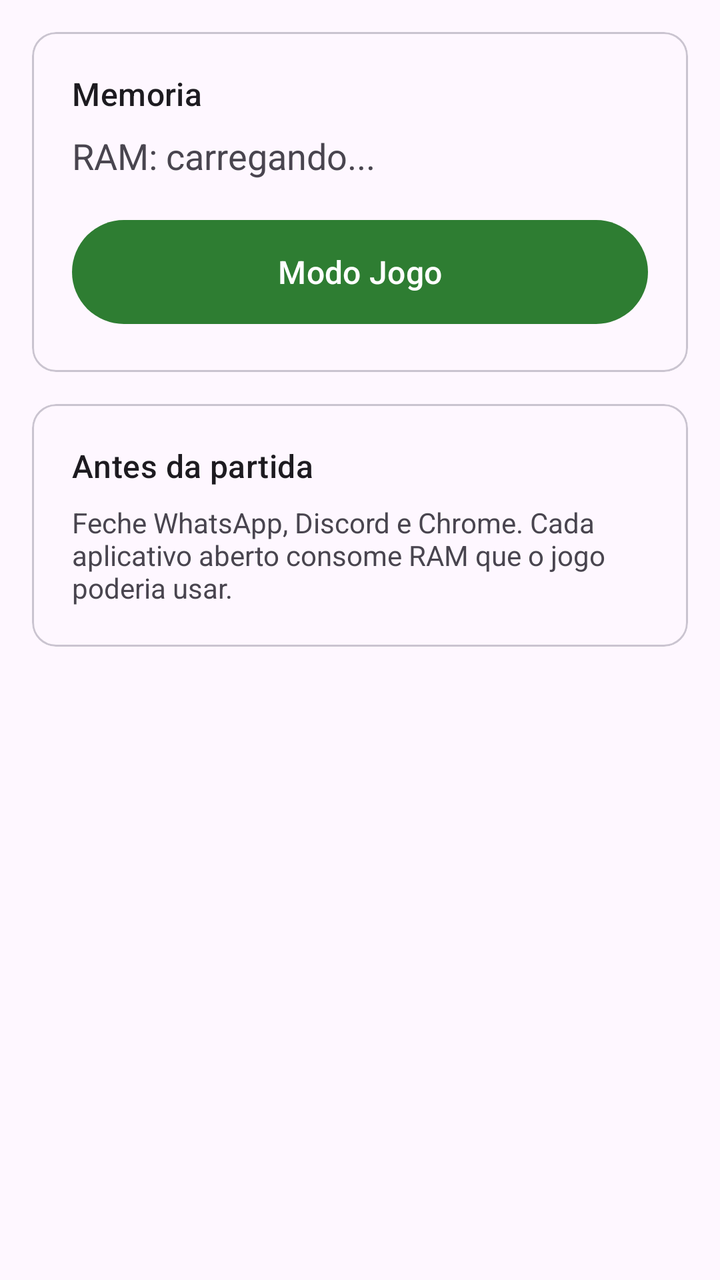
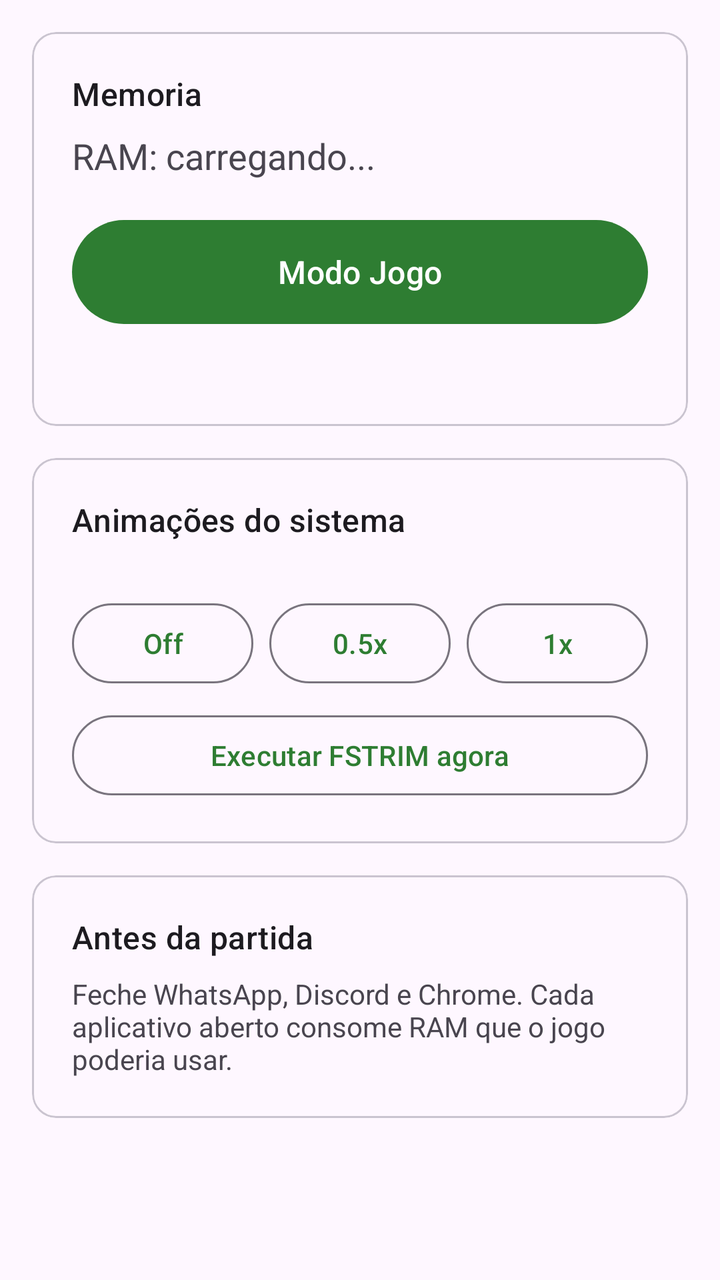

The first picture is an Android layout as it rendered before a commit; the second is the same layout after the commit. The layout source and the unified diff follow.
<!-- AndroidManifest.xml: application theme Theme.ETToolbox -->
<!-- res/layout/fragment_boost.xml -->
<?xml version="1.0" encoding="utf-8"?>
<ScrollView xmlns:android="http://schemas.android.com/apk/res/android"
    android:layout_width="match_parent"
    android:layout_height="match_parent">

    <LinearLayout
        android:layout_width="match_parent"
        android:layout_height="wrap_content"
        android:orientation="vertical"
        android:padding="16dp">

        <com.google.android.material.card.MaterialCardView
            android:layout_width="match_parent"
            android:layout_height="wrap_content">

            <LinearLayout
                android:layout_width="match_parent"
                android:layout_height="wrap_content"
                android:orientation="vertical"
                android:padding="20dp">

                <TextView
                    android:layout_width="match_parent"
                    android:layout_height="wrap_content"
                    android:text="Memoria"
                    android:textAppearance="?attr/textAppearanceTitleMedium" />

                <TextView
                    android:id="@+id/ram_info"
                    android:layout_width="match_parent"
                    android:layout_height="wrap_content"
                    android:layout_marginTop="8dp"
                    android:textSize="18sp"
                    android:text="RAM: carregando..." />

                <Button
                    android:id="@+id/btn_game_mode"
                    android:layout_width="match_parent"
                    android:layout_height="60dp"
                    android:layout_marginTop="16dp"
                    android:text="@string/boost_go"
                    android:textSize="16sp" />
            </LinearLayout>
        </com.google.android.material.card.MaterialCardView>

        <com.google.android.material.card.MaterialCardView
            android:layout_width="match_parent"
            android:layout_height="wrap_content"
            android:layout_marginTop="16dp">

            <LinearLayout
                android:layout_width="match_parent"
                android:layout_height="wrap_content"
                android:orientation="vertical"
                android:padding="20dp">

                <TextView
                    android:layout_width="match_parent"
                    android:layout_height="wrap_content"
                    android:text="@string/boost_tip_title"
                    android:textAppearance="?attr/textAppearanceTitleMedium" />

                <TextView
                    android:layout_width="match_parent"
                    android:layout_height="wrap_content"
                    android:layout_marginTop="8dp"
                    android:text="@string/boost_tip_body" />
            </LinearLayout>
        </com.google.android.material.card.MaterialCardView>
    </LinearLayout>
</ScrollView>
<!-- resources referenced by this layout -->
<resources>
  <string name="boost_go">Modo Jogo</string>
  <string name="boost_tip_body">Feche WhatsApp, Discord e Chrome. Cada aplicativo aberto consome RAM que o jogo poderia usar.</string>
  <string name="boost_tip_title">Antes da partida</string>
  <style name="Theme.ETToolbox" parent="Theme.Material3.DayNight.NoActionBar">
          <item name="colorPrimary">@color/et_primary</item>
          <item name="android:statusBarColor">?attr/colorSurface</item>
          <item name="android:windowLightStatusBar">true</item>
      </style>
  <color name="et_primary">#2E7D32</color>
</resources>

<!-- the commit's change to res/layout/fragment_boost.xml (unified diff, before → after) -->
@@ -40,6 +40,78 @@
                     android:layout_marginTop="16dp"
                     android:text="@string/boost_go"
                     android:textSize="16sp" />
+
+                <TextView
+                    android:id="@+id/boost_extra_info"
+                    android:layout_width="match_parent"
+                    android:layout_height="wrap_content"
+                    android:layout_marginTop="8dp"
+                    android:textColor="?android:attr/textColorSecondary" />
+            </LinearLayout>
+        </com.google.android.material.card.MaterialCardView>
+
+        <com.google.android.material.card.MaterialCardView
+            android:layout_width="match_parent"
+            android:layout_height="wrap_content"
+            android:layout_marginTop="16dp">
+
+            <LinearLayout
+                android:layout_width="match_parent"
+                android:layout_height="wrap_content"
+                android:orientation="vertical"
+                android:padding="20dp">
+
+                <TextView
+                    android:layout_width="match_parent"
+                    android:layout_height="wrap_content"
+                    android:text="@string/boost_anim_title"
+                    android:textAppearance="?attr/textAppearanceTitleMedium" />
+
+                <TextView
+                    android:id="@+id/anim_current"
+                    android:layout_width="match_parent"
+                    android:layout_height="wrap_content"
+                    android:layout_marginTop="8dp" />
+
+                <LinearLayout
+                    android:layout_width="match_parent"
+                    android:layout_height="wrap_content"
+                    android:orientation="horizontal">
+
+                    <Button
+                        android:id="@+id/btn_anim_off"
+                        style="?attr/materialButtonOutlinedStyle"
+                        android:layout_width="0dp"
+                        android:layout_height="wrap_content"
+                        android:layout_weight="1"
+                        android:text="@string/boost_anim_off" />
+
+                    <Button
+                        android:id="@+id/btn_anim_fast"
+                        style="?attr/materialButtonOutlinedStyle"
+                        android:layout_width="0dp"
+                        android:layout_height="wrap_content"
+                        android:layout_marginStart="8dp"
+                        android:layout_weight="1"
+                        android:text="@string/boost_anim_fast" />
+
+                    <Button
+                        android:id="@+id/btn_anim_normal"
+                        style="?attr/materialButtonOutlinedStyle"
+                        android:layout_width="0dp"
+                        android:layout_height="wrap_content"
+                        android:layout_marginStart="8dp"
+                        android:layout_weight="1"
+                        android:text="@string/boost_anim_normal" />
+                </LinearLayout>
+
+                <Button
+                    android:id="@+id/btn_fstrim"
+                    style="?attr/materialButtonOutlinedStyle"
+                    android:layout_width="match_parent"
+                    android:layout_height="wrap_content"
+                    android:layout_marginTop="8dp"
+                    android:text="@string/boost_fstrim" />
             </LinearLayout>
         </com.google.android.material.card.MaterialCardView>
 
<!-- resource entries referenced after the edit -->
@@ -1,5 +1,10 @@
 <!-- resources referenced by this layout -->
 <resources>
+  <string name="boost_anim_fast">0.5x</string>
+  <string name="boost_anim_normal">1x</string>
+  <string name="boost_anim_off">Off</string>
+  <string name="boost_anim_title">Animações do sistema</string>
+  <string name="boost_fstrim">Executar FSTRIM agora</string>
   <string name="boost_go">Modo Jogo</string>
   <string name="boost_tip_body">Feche WhatsApp, Discord e Chrome. Cada aplicativo aberto consome RAM que o jogo poderia usar.</string>
   <string name="boost_tip_title">Antes da partida</string>
